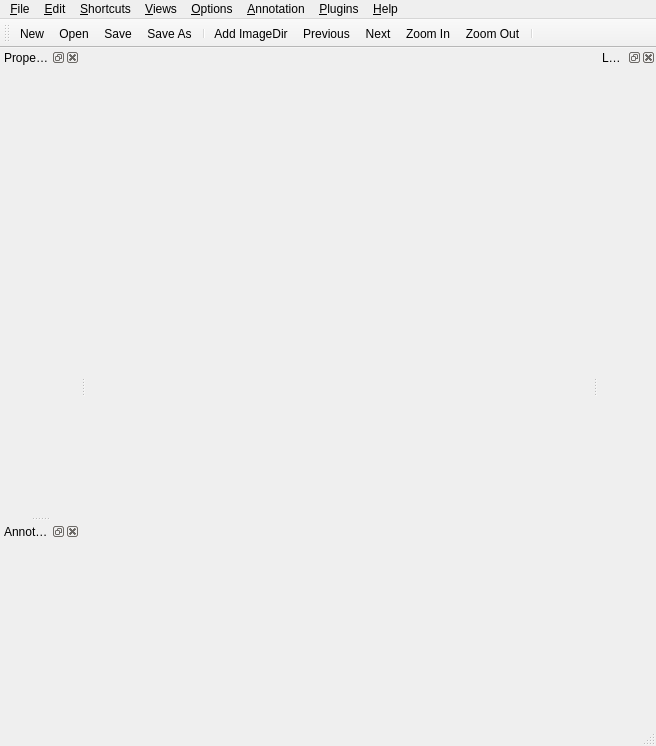
First picture: the form in sloth/gui/labeltool.ui, repository WJtomcat/sloth, before the edit.
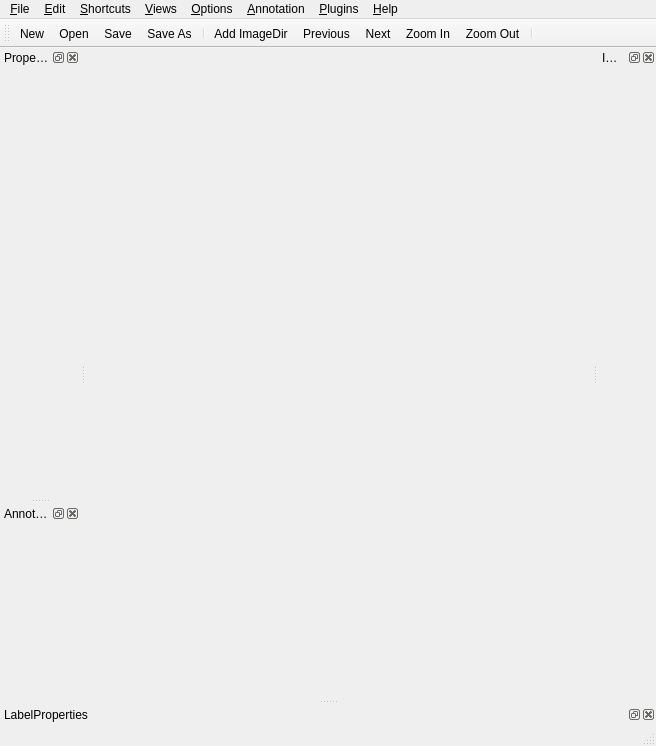
Second picture: the form after the edit. Icons and pictures are not drawn.

Diff of the .ui file:
```diff
--- a/sloth/gui/labeltool.ui
+++ b/sloth/gui/labeltool.ui
@@ -140,10 +140,19 @@
     <string>LabelProperties</string>
    </property>
    <attribute name="dockWidgetArea">
-    <number>2</number>
+    <number>8</number>
    </attribute>
    <widget class="QWidget" name="dockWidgetContents_2"/>
   </widget>
+  <widget class="QDockWidget" name="dockImageInfo">
+   <property name="windowTitle">
+    <string>Image Info</string>
+   </property>
+   <attribute name="dockWidgetArea">
+    <number>2</number>
+   </attribute>
+   <widget class="QWidget" name="dockWidgetContents_3"/>
+  </widget>
   <action name="actionOpen">
    <property name="icon">
     <iconset resource="icons.qrc">
```
Left out of the diff: 26 changed lines with no effect on the pictures.
